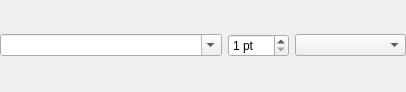
This is src/wgt/fontselectionwidget.ui in CZDanol/StrawLumen as Qt 5 draws it before an edit. The edited form follows.
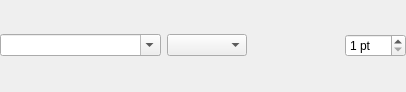
This is the edited form. Icons and pictures are not drawn.

Diff of the .ui file:
```diff
--- a/src/wgt/fontselectionwidget.ui
+++ b/src/wgt/fontselectionwidget.ui
@@ -41,6 +41,47 @@
        </property>
       </widget>
      </item>
+     <item>
+      <widget class="QComboBox" name="cmbFontStyle">
+       <property name="sizePolicy">
+        <sizepolicy hsizetype="Preferred" vsizetype="Fixed">
+         <horstretch>2</horstretch>
+         <verstretch>0</verstretch>
+        </sizepolicy>
+       </property>
+       <property name="sizeAdjustPolicy">
+        <enum>QComboBox::AdjustToContents</enum>
+       </property>
+      </widget>
+     </item>
+     <item>
+      <widget class="QPushButton" name="btnBold">
+       <property name="icon">
+        <iconset resource="../../res/resources.qrc">
+         <normaloff>:/icons/16/Bold_16px.png</normaloff>:/icons/16/Bold_16px.png</iconset>
+       </property>
+       <property name="checkable">
+        <bool>true</bool>
+       </property>
+       <property name="flat">
+        <bool>true</bool>
+       </property>
+      </widget>
+     </item>
+     <item>
+      <widget class="QPushButton" name="btnItalic">
+       <property name="icon">
+        <iconset resource="../../res/resources.qrc">
+         <normaloff>:/icons/16/Italic_16px.png</normaloff>:/icons/16/Italic_16px.png</iconset>
+       </property>
+       <property name="checkable">
+        <bool>true</bool>
+       </property>
+       <property name="flat">
+        <bool>true</bool>
+       </property>
+      </widget>
+     </item>
      <item>
       <widget class="QSpinBox" name="sbSize">
        <property name="sizePolicy">
@@ -60,19 +101,6 @@
        </property>
       </widget>
      </item>
-     <item>
-      <widget class="QComboBox" name="cmbFontStyle">
-       <property name="sizePolicy">
-        <sizepolicy hsizetype="Preferred" vsizetype="Fixed">
-         <horstretch>2</horstretch>
-         <verstretch>0</verstretch>
-        </sizepolicy>
-       </property>
-       <property name="sizeAdjustPolicy">
-        <enum>QComboBox::AdjustToContents</enum>
-       </property>
-      </widget>
-     </item>
     </layout>
    </item>
   </layout>
```
Left out of the diff: 4 changed lines with no effect on the pictures.
